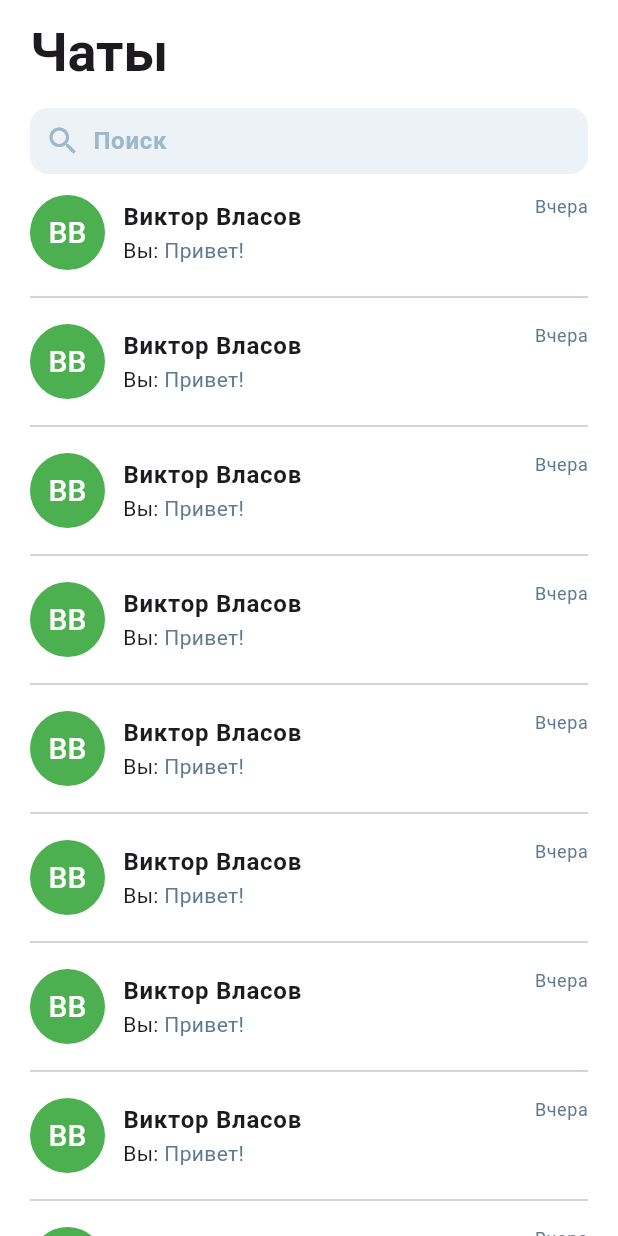
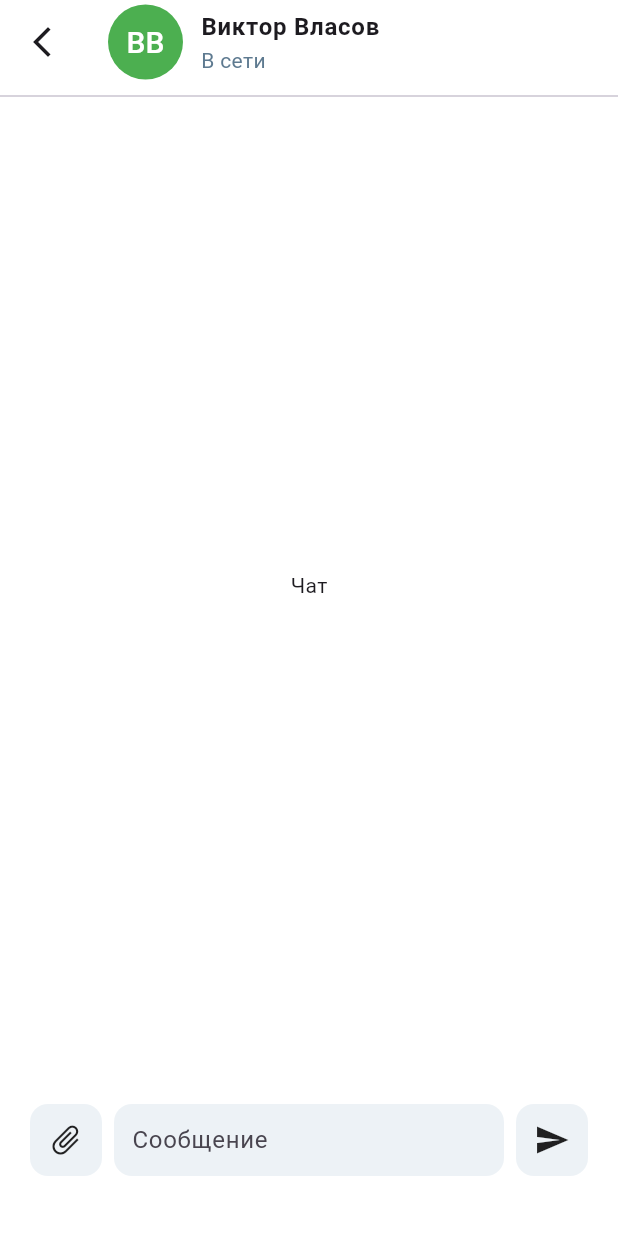
Before and after one commit to zanz9/messenger, a Flutter app: the screen it shows after launch, on a phone screen of 412 x 824 dp. Run offline on Flutter 3.47's test engine with Material 3 defaults, Android fonts, the phone set to English and light mode, and no system bars.

Commit message:
chat page

```diff
--- /dev/null
+++ b/lib/features/chat/chat_page.dart
@@ -0,0 +1,101 @@
+import 'package:flutter/material.dart';
+import 'package:messenger/features/components/user_with_avatar.dart';
+import 'package:messenger/theme.dart';
+
+class ChatPage extends StatelessWidget {
+  const ChatPage({super.key});
+
+  @override
+  Widget build(BuildContext context) {
+    var theme = Theme.of(context);
+    return Scaffold(
+      appBar: AppBar(
+          surfaceTintColor: Colors.white,
+          backgroundColor: Colors.white,
+          leading: IconButton(
+            icon: const Icon(
+              Icons.arrow_back_ios_new,
+            ),
+            onPressed: () {},
+          ),
+          title: UserWithAvatar(
+            title: 'Виктор Власов',
+            subtitle: Text(
+              'В сети',
+              style: theme.textTheme.bodyMedium!.copyWith(
+                color: CustomColors.darkGray,
+              ),
+            ),
+          ),
+          bottom: const PreferredSize(
+            preferredSize: Size(double.infinity, 16),
+            child: Divider(),
+          )),
+      body: const Center(
+        child: Text('Чат'),
+      ),
+      bottomNavigationBar: SafeArea(
+        child: Padding(
+          padding: EdgeInsets.only(
+            bottom: MediaQuery.of(context).viewInsets.bottom,
+          ),
+          child: Container(
+            height: 80,
+            margin: const EdgeInsets.only(bottom: 24, top: 12),
+            padding: const EdgeInsets.only(left: 20, right: 20),
+            color: Colors.white,
+            child: Row(
+              mainAxisAlignment: MainAxisAlignment.spaceBetween,
+              children: [
+                GestureDetector(
+                  onTap: () {},
+                  child: Container(
+                    decoration: BoxDecoration(
+                      color: CustomColors.stroke,
+                      borderRadius: BorderRadius.circular(12),
+                    ),
+                    padding: const EdgeInsets.all(12),
+                    child: const RotationTransition(
+                      turns: AlwaysStoppedAnimation(45 / 360),
+                      child: Icon(Icons.attach_file),
+                    ),
+                  ),
+                ),
+                const SizedBox(width: 8),
+                Expanded(
+                  child: Container(
+                    decoration: BoxDecoration(
+                      borderRadius: BorderRadius.circular(12),
+                      color: CustomColors.stroke,
+                    ),
+                    child: const TextField(
+                      maxLines: null,
+                      keyboardType: TextInputType.multiline,
+                      decoration: InputDecoration(
+                        contentPadding: EdgeInsets.symmetric(horizontal: 12),
+                        hintText: 'Сообщение',
+                        border: InputBorder.none,
+                      ),
+                    ),
+                  ),
+                ),
+                const SizedBox(width: 8),
+                GestureDetector(
+                  onTap: () {},
+                  child: Container(
+                    decoration: BoxDecoration(
+                      color: CustomColors.stroke,
+                      borderRadius: BorderRadius.circular(12),
+                    ),
+                    padding: const EdgeInsets.all(12),
+                    child: const Icon(Icons.send),
+                  ),
+                ),
+              ],
+            ),
+          ),
+        ),
+      ),
+    );
+  }
+}
--- a/lib/features/chat_list/chat_list_page.dart
+++ b/lib/features/chat_list/chat_list_page.dart
@@ -1,4 +1,5 @@
 import 'package:flutter/material.dart';
+import 'package:messenger/features/components/user_with_avatar.dart';
 import 'package:messenger/theme.dart';
 
 class ChatListPage extends StatelessWidget {
@@ -81,25 +82,9 @@ class ChatListPage extends StatelessWidget {
                   mainAxisAlignment: MainAxisAlignment.spaceBetween,
                   crossAxisAlignment: CrossAxisAlignment.start,
                   children: [
-                    Row(
-                      children: [
-                        const CircleAvatar(
-                          foregroundColor: Colors.white,
-                          backgroundColor: Colors.green,
-                          radius: 25,
-                          child: Text('ВВ', style: TextStyle(fontSize: 20)),
-                        ),
-                        const SizedBox(width: 12),
-                        Column(
-                          crossAxisAlignment: CrossAxisAlignment.start,
-                          children: [
-                            Text(
-                              'Виктор Власов',
-                              style: theme.textTheme.bodyLarge!.copyWith(
-                                fontWeight: FontWeight.w600,
-                              ),
-                            ),
-                            Row(
+                    UserWithAvatar(
+                      title: 'Виктор Власов',
+                      subtitle: Row(
                         children: [
                           Text(
                             'Вы: ',
@@ -113,9 +98,6 @@ class ChatListPage extends StatelessWidget {
                           ),
                         ],
                       ),
-                          ],
-                        ),
-                      ],
                     ),
                     Text(
                       'Вчера',
--- /dev/null
+++ b/lib/features/components/user_with_avatar.dart
@@ -0,0 +1,40 @@
+import 'package:flutter/material.dart';
+import 'package:messenger/theme.dart';
+
+class UserWithAvatar extends StatelessWidget {
+  const UserWithAvatar({
+    super.key,
+    required this.title,
+    required this.subtitle,
+  });
+  final String title;
+  final Widget subtitle;
+
+  @override
+  Widget build(BuildContext context) {
+    var theme = Theme.of(context);
+    return Row(
+      children: [
+        const CircleAvatar(
+          foregroundColor: Colors.white,
+          backgroundColor: Colors.green,
+          radius: 25,
+          child: Text('ВВ', style: TextStyle(fontSize: 20)),
+        ),
+        const SizedBox(width: 12),
+        Column(
+          crossAxisAlignment: CrossAxisAlignment.start,
+          children: [
+            Text(
+              title,
+              style: theme.textTheme.bodyLarge!.copyWith(
+                fontWeight: FontWeight.w600,
+              ),
+            ),
+            subtitle
+          ],
+        ),
+      ],
+    );
+  }
+}
--- a/lib/main.dart
+++ b/lib/main.dart
@@ -1,5 +1,5 @@
 import 'package:flutter/material.dart';
-import 'package:messenger/features/chat_list/chat_list_page.dart';
+import 'package:messenger/features/chat/chat_page.dart';
 import 'package:messenger/theme.dart';
 
 void main() {
@@ -16,8 +16,9 @@ class MyApp extends StatelessWidget {
       theme: ThemeData(
         useMaterial3: true,
         dividerColor: CustomColors.stroke,
+        scaffoldBackgroundColor: Colors.white,
       ),
-      home: const ChatListPage(),
+      home: const ChatPage(),
     );
   }
 }
```
Lines whose indentation alone changed are shown as unchanged.
